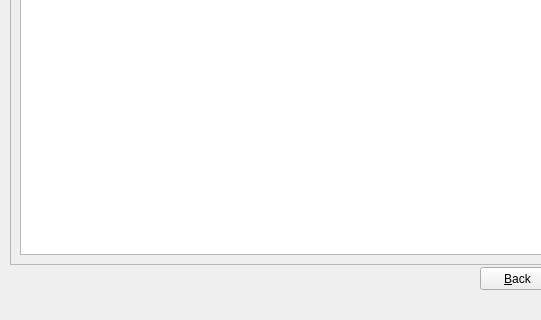
First picture: the form in installer/installer.ui, repository Bruh-Jpg/paintown, before the edit; both pictures show x 0 to 541 and y 155 to 475 of the 662 by 475 pixel window.
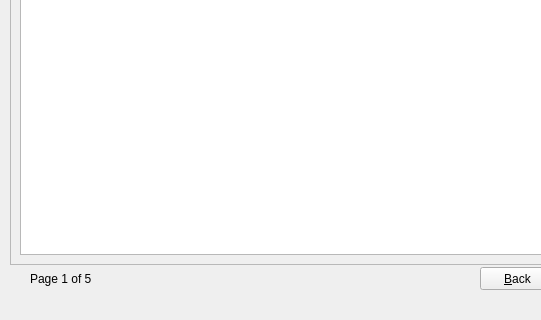
Second picture: the form after the edit.

Commit message: Display page numeration to user

```diff
--- a/installer/installer.ui
+++ b/installer/installer.ui
@@ -280,6 +280,19 @@
      </widget>
     </widget>
    </widget>
+   <widget class="QLabel" name="positionLabel">
+    <property name="geometry">
+     <rect>
+      <x>30</x>
+      <y>406</y>
+      <width>381</width>
+      <height>18</height>
+     </rect>
+    </property>
+    <property name="text">
+     <string>Page 1 of 5</string>
+    </property>
+   </widget>
   </widget>
   <widget class="QMenuBar" name="menubar">
    <property name="geometry">
```
The commit also changes 1 other file.
